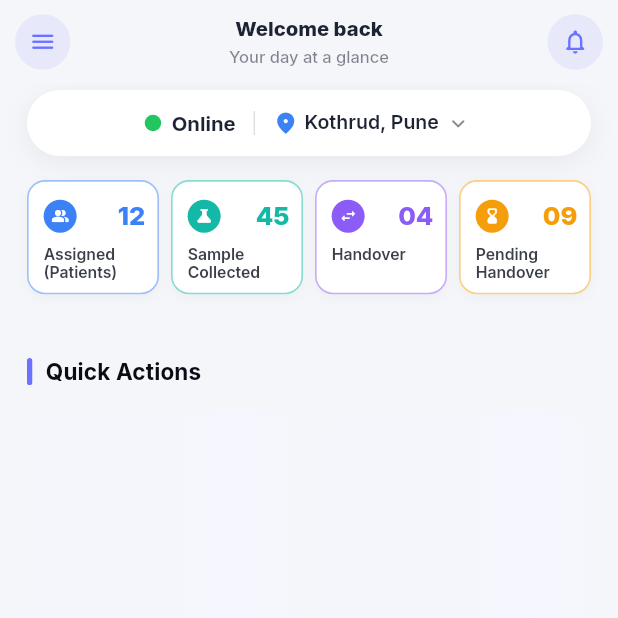
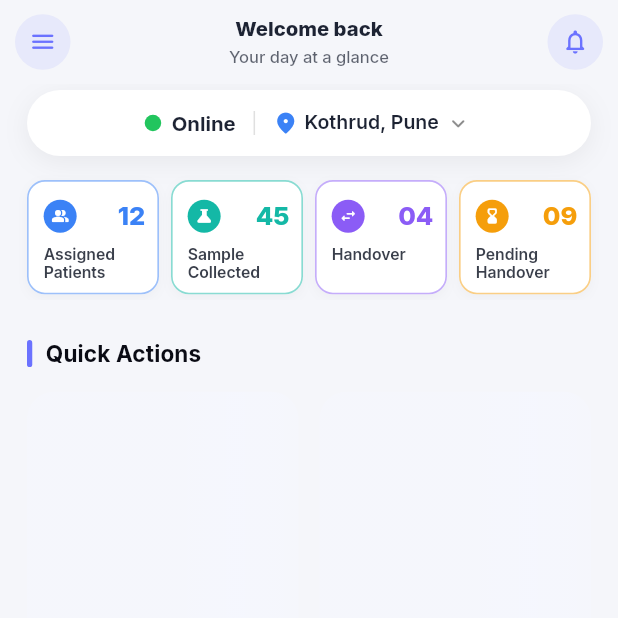
Before and after one commit to ranvirpawar/oms, a Flutter app: the DashboardScreen screen opened directly, on a phone screen of 412 x 824 dp, the top half of it. Run offline on Flutter 3.47's test engine with Material 3 defaults, Android fonts, the phone set to English and light mode, and no system bars; our stand-ins replace cached_network_image, connectivity_plus, device_info_plus, dio, file_picker, fl_chart and 17 more; missing offline and left inert: android_id, flutter_pdfview, mobile_scanner; accounts and stored records are empty; network calls fail; project files that could hold a hidden picture were left out.

Commit message:
Implement a new collapsible dashboard header with real-time statistics and status management.
*   **Dashboard Header:**
    *   Introduce `DashboardHeaderSliver`, a self-measuring persistent header that avoids layout assertion errors by dynamically calculating content height.
    *   Implement an "Availability Pill" to display online/offline status and current location with a pulse animation.
    *   Add a floating popover menu (using `OverlayEntry` and `LayerLink`) to toggle availability and refresh location.
    *   Add a "Stats Row" to display counts for assigned patients, collected samples, handovers, and pending tasks using `TweenAnimationBuilder` for counter effects.

*   **Dashboard Features & Logic:**
    *   Update `DashboardController` to manage new observables: `assignedPatientsCount`, `testCollectedCount`, `handoverCount`, `pendingHandoverCount`, and `isAvailable`.
    *   Integrate `geolocator` (placeholder) to fetch and display the user's current location.
    *   Implement a `DashboardNotice` model and `NoticeTicker` widget for a rotating banner displaying system alerts and reminders.
    *   Refactor `DashboardScreen` to utilize `CustomScrollView` with the new sliver header, replacing the legacy `CustomAppBar` and `WelcomeCard`.

*   **UI & Assets:**
    *   Standardize header styling with a "Your day at a glance" greeting.
    *   Apply theme-aware colors and shadows for improved visual hierarchy in both light and dark modes.
    *   Clean up unused spacing and legacy code in `DashboardController`.

```diff
--- a/lib/features/dashboard/view/dashboard_screen.dart
+++ b/lib/features/dashboard/view/dashboard_screen.dart
@@ -33,8 +33,8 @@ class DashboardScreen extends StatelessWidget {
           controller.refreshDashboardStats();
         },
         child: CustomScrollView(
-          physics: const BouncingScrollPhysics(
-            parent: AlwaysScrollableScrollPhysics(), // important
+          physics: const ClampingScrollPhysics(
+            parent: AlwaysScrollableScrollPhysics(),
           ),
           slivers: [
             DashboardHeaderSliver(controller: controller, topPadding: topPad),
@@ -93,7 +93,7 @@ class DashboardScreen extends StatelessWidget {
               );
             }),
 
-            const SliverToBoxAdapter(child: SizedBox(height: 110)),
+            const SliverToBoxAdapter(child: SizedBox(height: 250)),
           ],
         ),
       ),
--- a/lib/features/dashboard/view/widget/dashboard_header.dart
+++ b/lib/features/dashboard/view/widget/dashboard_header.dart
@@ -1,45 +1,53 @@
 // dashboard_header.dart
 //
-// v5 — fixes "SliverGeometry ... layoutExtent exceeds paintExtent" crash
-// for good (not just for the dropdown case).
+// v6 — fixes the "orange content doesn't fully disappear on collapse"
+// bug, and adds: collapse-driven gradient/color transition on the sticky
+// bar, and bottom-rounded corners on the whole header.
 //
-// ROOT CAUSE:
-//   SliverPersistentHeaderDelegate.maxExtent was a hand-guessed constant
-//   (kHeaderExpandedExtra = 268). The actual header content (pill row +
-//   stats row + notice ticker) was laid out with mainAxisSize.min and NO
-//   hard ceiling on its height, so on real devices/fonts/text-scale it
-//   simply needed more room than the constant promised. The sliver ends
-//   up with a real layoutExtent bigger than the paintExtent it promised
-//   the viewport → hard crash. (v4 additionally fixed a *related* bug
-//   where opening the dropdown pill grew the content further — that fix
-//   is still included below — but it was never the whole story.)
+// WHAT CHANGED FROM v5 AND WHY
+// -----------------------------------------------------------------------
+// 1) COLLAPSE-TO-ZERO FIX (the "blue pill height remains" bug)
+//    v5 used `Align(heightFactor: (1 - progress))` to shrink the
+//    collapsible content. The problem: Align's box size is derived from
+//    the CHILD's live intrinsic layout on that frame. Combined with the
+//    async measure -> setState(expandedExtra) feedback loop, there's a
+//    window where the Align math and the actual measured height disagree
+//    by a frame or two — and because alignment is topCenter, what's left
+//    over when that happens is a sliver of the FIRST child (the
+//    availability pill), which is exactly the "blue-height leftover"
+//    that was reported.
 //
-// FIX (two layers, so this class of bug is now structurally impossible):
-//   1. MEASURE, DON'T GUESS. `DashboardHeaderSliver` (the new public
-//      entry point — use this instead of building SliverPersistentHeader
-//      yourself) measures the real natural height of the collapsible
-//      content after every frame via a GlobalKey, and feeds that back in
-//      as `expandedExtra`. The sliver's maxExtent therefore always
-//      matches what the content actually needs, on any device/font
-//      scale/data length.
-//   2. HARD SAFETY CLAMP. The delegate still forces its returned widget
-//      into an exact `SizedBox(height: currentExtent)` + `ClipRect`. If
-//      a measurement is ever stale for a single frame (e.g. right after
-//      data changes), the worst case is a harmless clipped frame — never
-//      a SliverGeometry assertion.
+//    Fix: don't derive the shrink from live intrinsic sizing at all.
+//    Drive it explicitly from the SAME `expandedExtra` value already
+//    being fed into the sliver's maxExtent:
+//        height: expandedExtra * (1 - progress)
+//    wrapped in ClipRect. At progress == 1 that's exactly 0.0 — not
+//    "whatever Align's algorithm computes this frame" — so there is
+//    structurally nothing left to leak through. The child itself is
+//    rendered via OverflowBox (capped at expandedExtra) so it's free to
+//    lay out at its natural height and simply gets clipped by the outer
+//    SizedBox, same "hard safety clamp" philosophy as the delegate uses.
 //
-// Usage in DashboardScreen — replace the old raw SliverPersistentHeader
-// with the self-contained widget below:
+// 2) COLLAPSE GRADIENT + WHITE TEXT/ICONS
+//    The sticky bar's background now lerps from the neutral bg color
+//    toward `AppColors.primary` as `progress` -> 1, eased with
+//    Curves.easeIn so it's barely noticeable until you're most of the
+//    way collapsed (kept "subtle" per request). Greeting text and the
+//    two icon buttons lerp toward white over the same curve so they stay
+//    legible against the primary-tinted bar.
+//
+// 3) BOTTOM ROUNDED CORNERS
+//    The whole header is now wrapped in a ClipRRect with only the bottom
+//    corners rounded (`kHeaderBottomRadius`), so it reads as a floating
+//    rounded panel instead of a hard-edged bar.
+//
+// Usage in DashboardScreen — unchanged:
 //
 //   final topPad = MediaQuery.of(context).padding.top;
 //   DashboardHeaderSliver(
 //     controller: controller,
 //     topPadding: topPad,
 //   ),
-//
-// (DashboardHeaderSliver returns a SliverPersistentHeader internally, so
-// it drops straight into CustomScrollView's `slivers: [...]` list exactly
-// like the old one did.)
 
 import 'dart:async';
 import 'package:flutter/material.dart';
@@ -52,6 +60,8 @@ import '../../dashboard_controller/dashboard_controller.dart';
 
 const double kHeaderCompactHeight = 56; // sticky bar height (excl. safe area)
 const double kHeaderExpandedExtraFallback = 268;
+const double kHeaderBottomRadius = 22;
+const bool kDebugHeaderCollapse = false;
 
 class DashboardHeaderSliver extends StatefulWidget {
   final DashboardController controller;
@@ -71,13 +81,30 @@ class _DashboardHeaderSliverState extends State<DashboardHeaderSliver> {
   double _expandedExtra = kHeaderExpandedExtraFallback;
 
   void _handleContentMeasured(double measuredHeight) {
-    // Clamp to a sane range so a transient bad measurement (e.g. during
-    // a hot-reload frame) can't produce a huge or negative extent.
     final target = measuredHeight.clamp(40.0, 700.0);
+
+    if (kDebugHeaderCollapse) {
+      debugPrint(
+        '[HEADER][MEASURE] '
+        'measuredHeight=$measuredHeight '
+        'currentExpandedExtra=$_expandedExtra '
+        'target=$target '
+        'difference=${(target - _expandedExtra).abs()}',
+      );
+    }
+
     if ((target - _expandedExtra).abs() > 0.5) {
-      // Never call setState mid-layout/mid-build — defer to next frame.
       WidgetsBinding.instance.addPostFrameCallback((_) {
-        if (mounted) setState(() => _expandedExtra = target);
+        if (!mounted) return;
+
+        if (kDebugHeaderCollapse) {
+          debugPrint(
+            '[HEADER][MEASURE][SETSTATE] '
+            'expandedExtra: $_expandedExtra -> $target',
+          );
+        }
+
+        setState(() => _expandedExtra = target);
       });
     }
   }
@@ -131,7 +158,39 @@ class DashboardHeaderDelegate extends SliverPersistentHeaderDelegate {
       minExtent,
       maxExtent,
     );
+    if (kDebugHeaderCollapse) {
+      debugPrint(
+        '[HEADER][BUILD] '
+        'shrinkOffset=${shrinkOffset.toStringAsFixed(2)} '
+        'minExtent=${minExtent.toStringAsFixed(2)} '
+        'maxExtent=${maxExtent.toStringAsFixed(2)} '
+        'range=${range.toStringAsFixed(2)} '
+        'progress=${progress.toStringAsFixed(4)} '
+        'currentExtent=${currentExtent.toStringAsFixed(2)} '
+        'expandedExtra=${expandedExtra.toStringAsFixed(2)} '
+        'overlapsContent=$overlapsContent',
+      );
 
+      if (progress >= 0.99) {
+        debugPrint(
+          '🔥 [HEADER][NEAR COLLAPSED] '
+          'progress=${progress.toStringAsFixed(4)} '
+          'shrinkOffset=${shrinkOffset.toStringAsFixed(2)} '
+          'remainingCollapsibleHeight='
+          '${(expandedExtra * (1 - progress)).toStringAsFixed(2)} '
+          'currentExtent=${currentExtent.toStringAsFixed(2)}',
+        );
+      }
+
+      if (progress >= 0.999) {
+        debugPrint(
+          '✅ [HEADER][FULL COLLAPSE] '
+          'progress=${progress.toStringAsFixed(4)} '
+          'expectedCollapsibleHeight=0 '
+          'currentExtent=${currentExtent.toStringAsFixed(2)}',
+        );
+      }
+    }
     // Hard safety net: force the returned box to EXACTLY the height the
     // sliver promised the viewport, no matter what the content inside
     // wants. Combined with the measurement feedback above, this makes
@@ -144,6 +203,7 @@ class DashboardHeaderDelegate extends SliverPersistentHeaderDelegate {
           controller: controller,
           progress: progress,
           topPadding: topPadding,
+          expandedExtra: expandedExtra,
           onContentMeasured: onContentMeasured,
         ),
       ),
@@ -166,12 +226,14 @@ class _DashboardHeaderContent extends StatefulWidget {
   final DashboardController controller;
   final double progress; // 0 = fully expanded, 1 = fully collapsed
   final double topPadding;
+  final double expandedExtra; // measured natural height of collapsible part
   final ValueChanged<double> onContentMeasured;
 
   const _DashboardHeaderContent({
     required this.controller,
     required this.progress,
     required this.topPadding,
+    required this.expandedExtra,
     required this.onContentMeasured,
   });
 
@@ -191,18 +253,40 @@ class _DashboardHeaderContentState extends State<_DashboardHeaderContent>
   bool _pillExpanded = false;
   bool _isDarkCached = false;
 
-  // Wraps the collapsible content (pill + stats + ticker) purely so we can
+  // Wraps the collapsible content (pill + stats row) purely so we can
   // read its real, natural height after layout and report it upward —
   // this is what lets the sliver's maxExtent match reality instead of a
-  // guessed constant.
+  // guessed constant, AND lets the collapse height below hit exactly 0.
   final GlobalKey _contentKey = GlobalKey();
 
   void _measureContent() {
     WidgetsBinding.instance.addPostFrameCallback((_) {
-      final renderBox =
-          _contentKey.currentContext?.findRenderObject() as RenderBox?;
+      if (!mounted) return;
+
+      final context = _contentKey.currentContext;
+      final renderObject = context?.findRenderObject();
+
+      final renderBox = renderObject is RenderBox ? renderObject : null;
+
       if (renderBox != null && renderBox.hasSize) {
-        widget.onContentMeasured(renderBox.size.height);
+        final actualHeight = renderBox.size.height;
+
+        if (kDebugHeaderCollapse) {
+          debugPrint(
+            '[HEADER][RENDERBOX] '
+            'actualContentHeight=${actualHeight.toStringAsFixed(2)} '
+            'widgetExpandedExtra=${widget.expandedExtra.toStringAsFixed(2)} '
+            'progress=${widget.progress.toStringAsFixed(4)} '
+            'expectedVisibleHeight='
+            '${(widget.expandedExtra * (1 - widget.progress))}'
+            '.clamp(0.0, double.infinity)'
+            '.toStringAsFixed(2)}',
+          );
+        }
+
+        widget.onContentMeasured(actualHeight);
+      } else if (kDebugHeaderCollapse) {
+        debugPrint('[HEADER][RENDERBOX] ❌ RenderBox unavailable/has no size');
       }
     });
   }
@@ -306,10 +390,55 @@ class _DashboardHeaderContentState extends State<_DashboardHeaderContent>
     // settles after 1-2 frames and then goes quiet.
     _measureContent();
 
-    final bg = isDark ? const Color(0xFF15151F) : const Color(0xFFF5F6FA);
+    final neutralBg = isDark
+        ? const Color(0xFF15151F)
+        : const Color(0xFFF5F6FA);
+    final neutralTextColor = isDark ? Colors.white : const Color(0xFF1D2333);
+    final neutralIconColor = isDark ? Colors.white : AppColors.primary;
+    final neutralCircleBg = isDark
+        ? Colors.white.withOpacity(0.08)
+        : AppColors.primary.withOpacity(0.1);
 
-    return Container(
-      color: bg,
+    // ── Collapse-driven color transition ──────────────────────────────
+    // Eased so the shift stays subtle until the header is mostly
+    // collapsed, then fully resolves to AppColors.primary + white text
+    // right at progress == 1.
+    final collapseT = Curves.easeIn.transform(progress);
+    final barBgStart = Color.lerp(neutralBg, AppColors.primary, collapseT)!;
+    final barBgEnd = Color.lerp(
+      neutralBg,
+      AppColors.primary.withOpacity(0.85),
+      collapseT,
+    )!;
+    final barTextColor = Color.lerp(neutralTextColor, Colors.white, collapseT)!;
+    final barIconColor = Color.lerp(neutralIconColor, Colors.white, collapseT)!;
+    final barCircleBg = Color.lerp(
+      neutralCircleBg,
+      Colors.white.withOpacity(0.18),
+      collapseT,
+    )!;
+    final collapsibleHeight = (widget.expandedExtra * (1 - progress)).clamp(
+      0.0,
+      double.infinity,
+    );
+
+    if (kDebugHeaderCollapse) {
+      debugPrint(
+        '[HEADER][CONTENT] '
+        'progress=${progress.toStringAsFixed(4)} '
+        'expandedExtra=${widget.expandedExtra.toStringAsFixed(2)} '
+        'collapsibleHeight=${collapsibleHeight.toStringAsFixed(2)} '
+        'opacity=${(1 - progress * 1.4).clamp(0.0, 1.0).toStringAsFixed(3)}',
+      );
+    }
+    return ClipRRect(
+      // Whole header reads as a floating rounded panel.
+      borderRadius: const BorderRadius.only(
+        bottomLeft: Radius.circular(kHeaderBottomRadius),
+        bottomRight: Radius.circular(kHeaderBottomRadius),
+      ),
+      child: Container(
+        color: neutralBg,
         // Hairline shadow appears only once content is tucked under the bar —
         // mirrors iOS nav bar picking up a divider on scroll.
         foregroundDecoration: BoxDecoration(
@@ -324,7 +453,15 @@ class _DashboardHeaderContentState extends State<_DashboardHeaderContent>
           mainAxisSize: MainAxisSize.min,
           children: [
             // ── Sticky compact bar (always visible) ─────────────────────────
-          SizedBox(
+            DecoratedBox(
+              decoration: BoxDecoration(
+                gradient: LinearGradient(
+                  begin: Alignment.topLeft,
+                  end: Alignment.bottomRight,
+                  colors: [barBgStart, barBgEnd],
+                ),
+              ),
+              child: SizedBox(
                 height: kHeaderCompactHeight + widget.topPadding,
                 child: Padding(
                   padding: EdgeInsets.only(top: widget.topPadding),
@@ -334,7 +471,8 @@ class _DashboardHeaderContentState extends State<_DashboardHeaderContent>
                       Builder(
                         builder: (ctx) => _CircleIconButton(
                           icon: Icons.menu_rounded,
-                      isDark: isDark,
+                          iconColor: barIconColor,
+                          bgColor: barCircleBg,
                           onTap: () => Scaffold.of(ctx).openDrawer(),
                         ),
                       ),
@@ -342,12 +480,16 @@ class _DashboardHeaderContentState extends State<_DashboardHeaderContent>
                       // stays put through both expanded and collapsed states.
                       Expanded(
                         child: Center(
-                      child: _CompactGreeting(controller: widget.controller),
+                          child: _CompactGreeting(
+                            controller: widget.controller,
+                            textColor: barTextColor,
+                          ),
                         ),
                       ),
                       _CircleIconButton(
                         icon: Icons.notifications_none_rounded,
-                    isDark: isDark,
+                        iconColor: barIconColor,
+                        bgColor: barCircleBg,
                         onTap: () {},
                       ),
                       const SizedBox(width: 10),
@@ -355,40 +497,50 @@ class _DashboardHeaderContentState extends State<_DashboardHeaderContent>
                   ),
                 ),
               ),
+            ),
 
             // ── Collapsible content (fades + shrinks under the bar) ─────────
-          // NOTE: this subtree's height is now fully deterministic (no
-          // dropdown growth inside it), so it will never exceed maxExtent.
+            // Height is driven explicitly from the measured natural height
+            // (`widget.expandedExtra`), not from live intrinsic sizing, so
+            // at progress == 1 this is exactly 0px — nothing can leak
+            // through regardless of measurement timing.
             ClipRect(
-            child: Align(
+              child: SizedBox(
+                // height: (widget.expandedExtra * (1 - progress)).clamp(
+                //   0.0,
+                //   double.infinity,
+                // ),
+                height: collapsibleHeight,
+                child: OverflowBox(
+                  minHeight: 0,
+                  maxHeight: widget.expandedExtra,
                   alignment: Alignment.topCenter,
-              heightFactor: (1 - progress).clamp(0.0, 1.0),
                   child: Opacity(
                     opacity: (1 - progress * 1.4).clamp(0.0, 1.0),
                     child: Padding(
                       key: _contentKey,
-                  padding: const EdgeInsets.fromLTRB(18, 4, 18, 16),
+                      padding: const EdgeInsets.fromLTRB(18, 4, 18, 4),
                       child: Column(
                         crossAxisAlignment: CrossAxisAlignment.start,
                         mainAxisSize: MainAxisSize.min,
                         children: [
-                      // Anchor for the floating popover — this widget's box
-                      // never changes size when the dropdown opens.
+                          // Anchor for the floating popover — this widget's
+                          // box never changes size when the dropdown opens.
                           CompositedTransformTarget(
                             link: _pillLink,
                             child: _buildAvailabilityPill(isDark),
                           ),
                           const SizedBox(height: 16),
                           _buildStatsRow(isDark),
-                      /* const SizedBox(height: 14),
-                      _NoticeTicker(controller: widget.controller),*/
                         ],
                       ),
                     ),
                   ),
                 ),
               ),
+            ),
           ],
+        ),
       ),
     );
   }
@@ -419,8 +571,8 @@ class _DashboardHeaderContentState extends State<_DashboardHeaderContent>
             ),
             child: Obx(() {
               final available = widget.controller.isAvailable.value;
-              return Align(alignment: Alignment.center,
-
+              return Align(
+                alignment: Alignment.center,
                 child: Row(
                   mainAxisSize: MainAxisSize.min,
                   children: [
@@ -566,7 +718,7 @@ class _DashboardHeaderContentState extends State<_DashboardHeaderContent>
     final stats = <_StatItem>[
       _StatItem(
         icon: Icons.people_alt_rounded,
-        label: 'Assigned\n(Patients)',
+        label: 'Assigned\nPatients',
         valueGetter: () => widget.controller.assignedPatientsCount.value,
         color: const Color(0xFF3B82F6),
       ),
@@ -668,14 +820,12 @@ class _PopoverEntranceState extends State<_PopoverEntrance>
 
 class _CompactGreeting extends StatelessWidget {
   final DashboardController controller;
+  final Color textColor;
 
-  const _CompactGreeting({required this.controller});
+  const _CompactGreeting({required this.controller, required this.textColor});
 
   @override
   Widget build(BuildContext context) {
-    final isDark = Theme.of(context).brightness == Brightness.dark;
-    final textColor = isDark ? Colors.white : const Color(0xFF1D2333);
-
     return Obx(() {
       final name = controller.userName.value;
       final first = name.trim().isNotEmpty ? name.trim().split(' ').first : '';
@@ -700,7 +850,7 @@ class _CompactGreeting extends StatelessWidget {
             style: TextStyle(
               fontSize: 11,
               fontWeight: FontWeight.w500,
-              color: textColor.withOpacity(0.55),
+              color: textColor.withOpacity(0.7),
             ),
             maxLines: 1,
             overflow: TextOverflow.ellipsis,
@@ -895,41 +1045,33 @@ class _StatCardState extends State<_StatCard>
 }
 
 // ─────────────────────────────────────────────────────────────────────────────
-// Notice ticker — auto-rotating "new patient assigned" style banner
-// ─────────────────────────────────────────────────────────────────────────────
-
-
-
-// ─────────────────────────────────────────────────────────────────────────────
 // Small shared bits
 // ─────────────────────────────────────────────────────────────────────────────
 
 class _CircleIconButton extends StatelessWidget {
   final IconData icon;
-  final bool isDark;
+  final Color iconColor;
+  final Color bgColor;
   final VoidCallback onTap;
 
   const _CircleIconButton({
     required this.icon,
-    required this.isDark,
+    required this.iconColor,
+    required this.bgColor,
     required this.onTap,
   });
 
   @override
   Widget build(BuildContext context) {
     return Material(
-      color: isDark ? Colors.white.withOpacity(0.08) : AppColors.primary.withOpacity(0.1),
+      color: bgColor,
       shape: const CircleBorder(),
       child: InkWell(
         customBorder: const CircleBorder(),
         onTap: onTap,
         child: Padding(
           padding: const EdgeInsets.all(9),
-          child: Icon(
-            icon,
-            color: isDark ? Colors.white : AppColors.primary,
-            size: 19,
-          ),
+          child: Icon(icon, color: iconColor, size: 19),
         ),
       ),
     );
```
Lines whose indentation alone changed are shown as unchanged.
